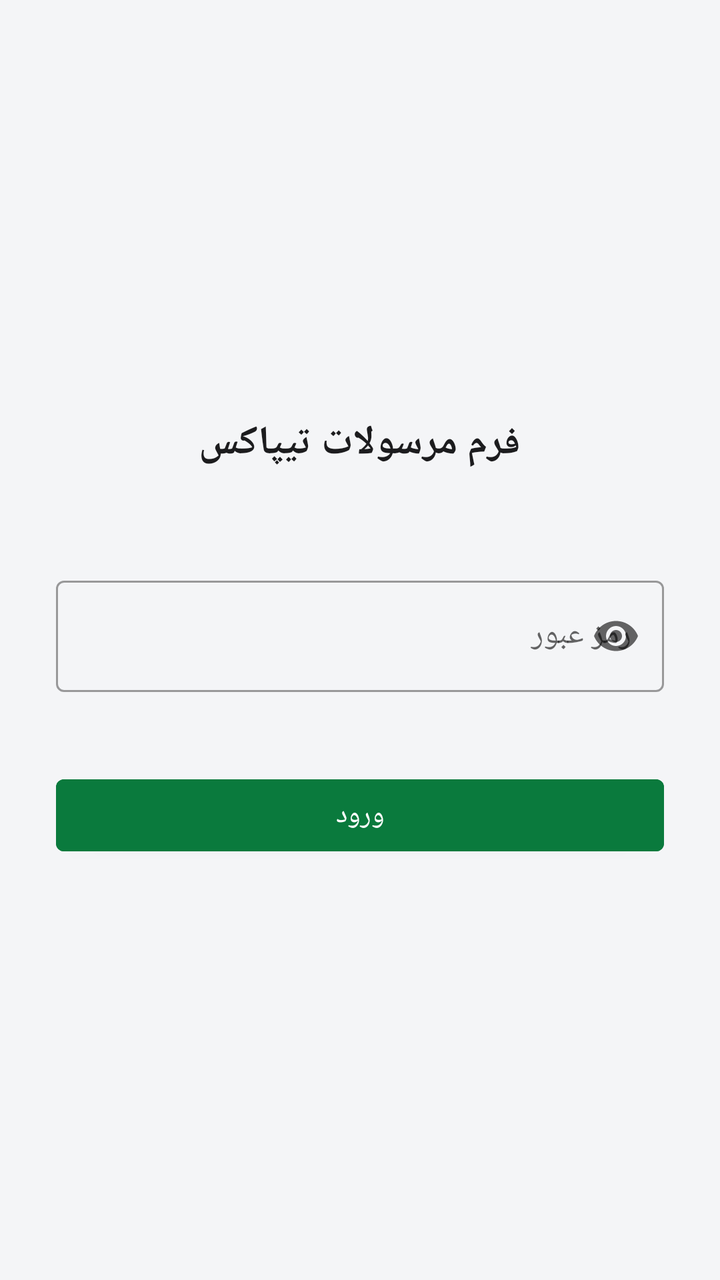
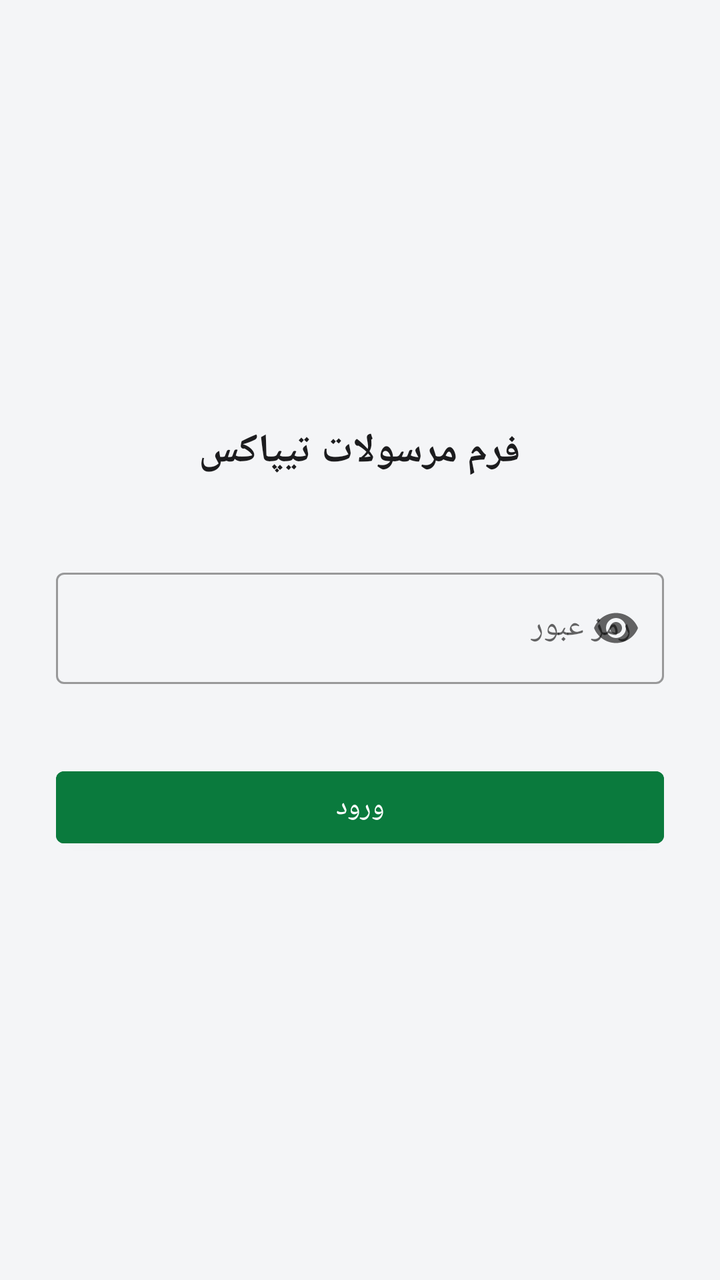

Screens rendered from an Android XML layout before and after an edit, with the pre-edit source and the edit as a unified diff.
<!-- AndroidManifest.xml: application theme Theme.ExcelFiller -->
<!-- res/layout/activity_lock.xml -->
<?xml version="1.0" encoding="utf-8"?>
<LinearLayout xmlns:android="http://schemas.android.com/apk/res/android"
    xmlns:app="http://schemas.android.com/apk/res-auto"
    android:layout_width="match_parent"
    android:layout_height="match_parent"
    android:orientation="vertical"
    android:gravity="center"
    android:background="@color/bg"
    android:padding="28dp">

    <TextView
        android:layout_width="wrap_content"
        android:layout_height="wrap_content"
        android:text="فرم مرسولات تیپاکس"
        android:textSize="20sp"
        android:textStyle="bold"
        android:textColor="@color/text_main"
        android:layout_marginBottom="8dp" />

    <TextView
        android:id="@+id/lockSubtitleText"
        android:layout_width="match_parent"
        android:layout_height="wrap_content"
        android:gravity="center"
        android:textSize="13sp"
        android:textColor="@color/text_muted"
        android:layout_marginBottom="24dp" />

    <com.google.android.material.textfield.TextInputLayout
        android:id="@+id/passwordLayout"
        style="@style/Widget.MaterialComponents.TextInputLayout.OutlinedBox"
        app:endIconMode="password_toggle"
        android:layout_width="match_parent"
        android:layout_height="wrap_content"
        android:hint="رمز عبور"
        android:layout_marginBottom="12dp">

        <com.google.android.material.textfield.TextInputEditText
            android:id="@+id/passwordInput"
            android:layout_width="match_parent"
            android:layout_height="wrap_content"
            android:inputType="textPassword" />
    </com.google.android.material.textfield.TextInputLayout>

    <com.google.android.material.textfield.TextInputLayout
        android:id="@+id/confirmLayout"
        style="@style/Widget.MaterialComponents.TextInputLayout.OutlinedBox"
        app:endIconMode="password_toggle"
        android:layout_width="match_parent"
        android:layout_height="wrap_content"
        android:hint="تکرار رمز عبور"
        android:visibility="gone"
        android:layout_marginBottom="12dp">

        <com.google.android.material.textfield.TextInputEditText
            android:id="@+id/confirmInput"
            android:layout_width="match_parent"
            android:layout_height="wrap_content"
            android:inputType="textPassword" />
    </com.google.android.material.textfield.TextInputLayout>

    <TextView
        android:id="@+id/lockErrorText"
        android:layout_width="match_parent"
        android:layout_height="wrap_content"
        android:textColor="@color/danger"
        android:textSize="13sp"
        android:gravity="center"
        android:layout_marginBottom="8dp" />

    <com.google.android.material.button.MaterialButton
        android:id="@+id/lockActionButton"
        android:layout_width="match_parent"
        android:layout_height="wrap_content"
        android:backgroundTint="@color/brand_green"
        android:text="ورود" />

</LinearLayout>
<!-- resources referenced by this layout -->
<resources>
  <color name="bg">#f4f5f7</color>
  <color name="brand_green">#0a7a3d</color>
  <color name="danger">#c40017</color>
  <color name="text_main">#1c1c1e</color>
  <color name="text_muted">#666666</color>
  <style name="Theme.ExcelFiller" parent="Theme.MaterialComponents.Light.NoActionBar">
          <item name="colorPrimary">@color/brand_green</item>
          <item name="colorPrimaryDark">@color/brand_green_dark</item>
          <item name="colorAccent">@color/brand_green</item>
          <item name="android:windowBackground">@color/bg</item>
      </style>
  <color name="brand_green_dark">#075c2e</color>
</resources>

<!-- the commit's change to res/layout/activity_lock.xml (unified diff, before → after) -->
@@ -1,11 +1,17 @@
 <?xml version="1.0" encoding="utf-8"?>
-<LinearLayout xmlns:android="http://schemas.android.com/apk/res/android"
+<androidx.core.widget.NestedScrollView xmlns:android="http://schemas.android.com/apk/res/android"
     xmlns:app="http://schemas.android.com/apk/res-auto"
     android:layout_width="match_parent"
     android:layout_height="match_parent"
+    android:fillViewport="true"
+    android:background="@color/bg">
+
+<LinearLayout
+    android:layout_width="match_parent"
+    android:layout_height="wrap_content"
+    android:minHeight="match_parent"
     android:orientation="vertical"
     android:gravity="center"
-    android:background="@color/bg"
     android:padding="28dp">
 
     <TextView
@@ -24,7 +30,33 @@
         android:gravity="center"
         android:textSize="13sp"
         android:textColor="@color/text_muted"
-        android:layout_marginBottom="24dp" />
+        android:layout_marginBottom="16dp" />
+
+    <TextView
+        android:id="@+id/deviceCodeText"
+        android:layout_width="match_parent"
+        android:layout_height="wrap_content"
+        android:gravity="center"
+        android:textSize="26sp"
+        android:textStyle="bold"
+        android:textColor="@color/brand_green"
+        android:letterSpacing="0.08"
+        android:textIsSelectable="true"
+        android:visibility="gone"
+        android:background="@color/card_bg"
+        android:padding="14dp"
+        android:layout_marginBottom="8dp" />
+
+    <TextView
+        android:id="@+id/deviceCodeHintText"
+        android:layout_width="match_parent"
+        android:layout_height="wrap_content"
+        android:gravity="center"
+        android:textSize="12sp"
+        android:textColor="@color/text_muted"
+        android:text="روی کد بالا لمس نگه‌دار تا کپی بشه؛ همین کد رو برای احسان بفرست و کد فعال‌سازی رو ازش بگیر."
+        android:visibility="gone"
+        android:layout_marginBottom="20dp" />
 
     <com.google.android.material.textfield.TextInputLayout
         android:id="@+id/passwordLayout"
@@ -76,3 +108,4 @@
         android:text="ورود" />
 
 </LinearLayout>
+</androidx.core.widget.NestedScrollView>
<!-- resource entries referenced after the edit -->
@@ -2,6 +2,7 @@
 <resources>
   <color name="bg">#f4f5f7</color>
   <color name="brand_green">#0a7a3d</color>
+  <color name="card_bg">#ffffff</color>
   <color name="danger">#c40017</color>
   <color name="text_main">#1c1c1e</color>
   <color name="text_muted">#666666</color>
